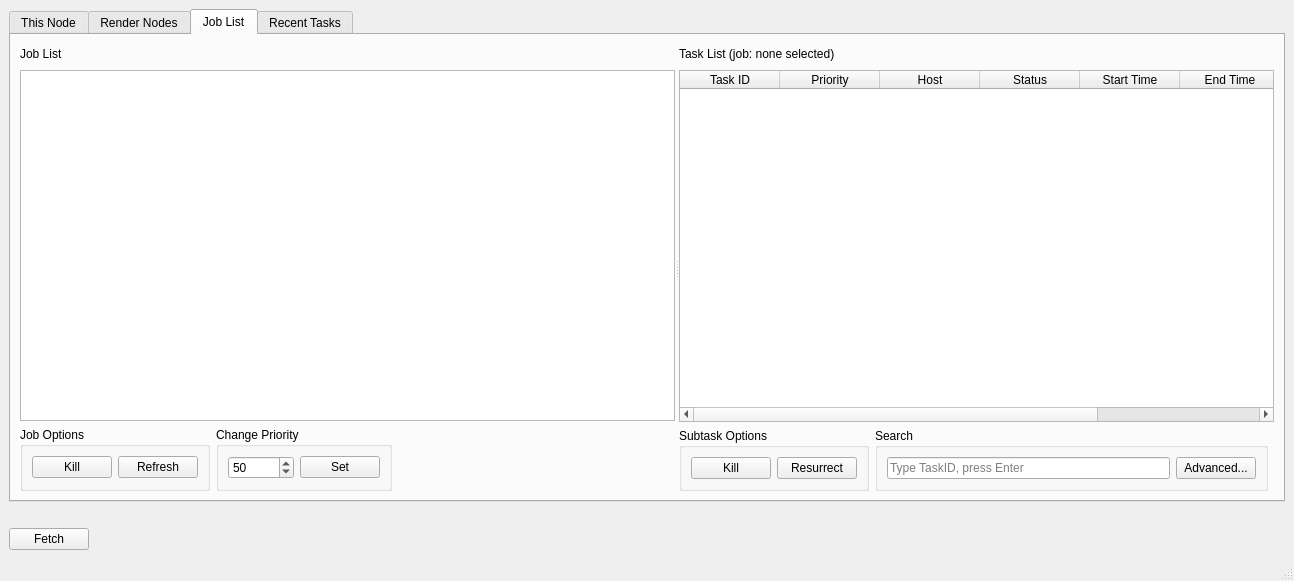
Above: Ui_FarmView.ui from CogswellProjectHydra/githubHydraRepo before the change. Below: the same form after it.
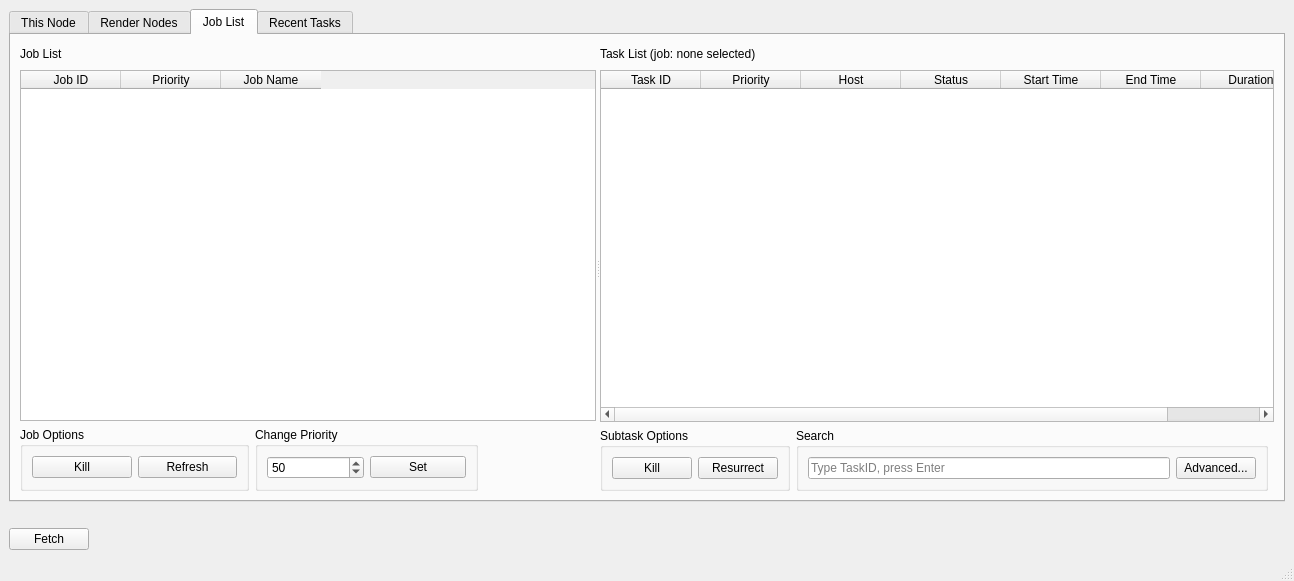
That is the form after the change.

Commit message: Fixed some problems that occurred during the merge of FarmView and JobListTest

The edit to the form file:
```diff
--- a/Ui_FarmView.ui
+++ b/Ui_FarmView.ui
@@ -301,63 +301,6 @@
           </property>
           <widget class="QWidget" name="layoutWidget_2">
            <layout class="QGridLayout" name="gridLayout_jobListJobs">
-            <item row="1" column="0" colspan="7">
-             <widget class="QTableWidget" name="jobTable">
-              <property name="editTriggers">
-               <set>QAbstractItemView::NoEditTriggers</set>
-              </property>
-              <property name="sortingEnabled">
-               <bool>true</bool>
-              </property>
-              <attribute name="horizontalHeaderVisible">
-               <bool>false</bool>
-              </attribute>
-              <attribute name="horizontalHeaderStretchLastSection">
-               <bool>true</bool>
-              </attribute>
-              <attribute name="verticalHeaderVisible">
-               <bool>false</bool>
-              </attribute>
-              <column>
-               <property name="text">
-                <string>Job ID</string>
-               </property>
-              </column>
-              <column>
-               <property name="text">
-                <string>Priority</string>
-               </property>
-              </column>
-              <column>
-               <property name="text">
-                <string>Job name</string>
-               </property>
-              </column>
-             </widget>
-            </item>
-            <item row="0" column="1" colspan="6">
-             <spacer name="horizontalSpacer_jobList">
-              <property name="orientation">
-               <enum>Qt::Horizontal</enum>
-              </property>
-              <property name="sizeHint" stdset="0">
-               <size>
-                <width>40</width>
-                <height>20</height>
-               </size>
-              </property>
-             </spacer>
-            </item>
-            <item row="0" column="0">
-             <widget class="QLabel" name="jobTableLabel">
-              <property name="text">
-               <string>Job List</string>
-              </property>
-              <property name="buddy">
-               <cstring>jobTable</cstring>
-              </property>
-             </widget>
-            </item>
             <item row="2" column="0" colspan="2">
              <widget class="QGroupBox" name="groupBox_jobOptions">
               <property name="minimumSize">
@@ -416,6 +359,60 @@
               </layout>
              </widget>
             </item>
+            <item row="0" column="1" colspan="4">
+             <spacer name="horizontalSpacer_jobList">
+              <property name="orientation">
+               <enum>Qt::Horizontal</enum>
+              </property>
+              <property name="sizeHint" stdset="0">
+               <size>
+                <width>40</width>
+                <height>20</height>
+               </size>
+              </property>
+             </spacer>
+            </item>
+            <item row="0" column="0">
+             <widget class="QLabel" name="jobTableLabel">
+              <property name="text">
+               <string>Job List</string>
+              </property>
+             </widget>
+            </item>
+            <item row="1" column="0" colspan="5">
+             <widget class="QTableWidget" name="jobTable">
+              <property name="editTriggers">
+               <set>QAbstractItemView::NoEditTriggers</set>
+              </property>
+              <property name="selectionBehavior">
+               <enum>QAbstractItemView::SelectRows</enum>
+              </property>
+              <property name="sortingEnabled">
+               <bool>true</bool>
+              </property>
+              <property name="cornerButtonEnabled">
+               <bool>false</bool>
+              </property>
+              <attribute name="verticalHeaderVisible">
+               <bool>false</bool>
+              </attribute>
+              <column>
+               <property name="text">
+                <string>Job ID</string>
+               </property>
+              </column>
+              <column>
+               <property name="text">
+                <string>Priority</string>
+               </property>
+              </column>
+              <column>
+               <property name="text">
+                <string>Job Name</string>
+               </property>
+              </column>
+             </widget>
+            </item>
            </layout>
           </widget>
           <widget class="QWidget" name="layoutWidget_3">
@@ -476,6 +473,9 @@
               <property name="sortingEnabled">
                <bool>true</bool>
               </property>
+              <property name="cornerButtonEnabled">
+               <bool>false</bool>
+              </property>
               <attribute name="verticalHeaderVisible">
                <bool>false</bool>
               </attribute>
```
Left out of the diff: 8 changed lines with no effect on the pictures. The commit also changes 3 other files.
